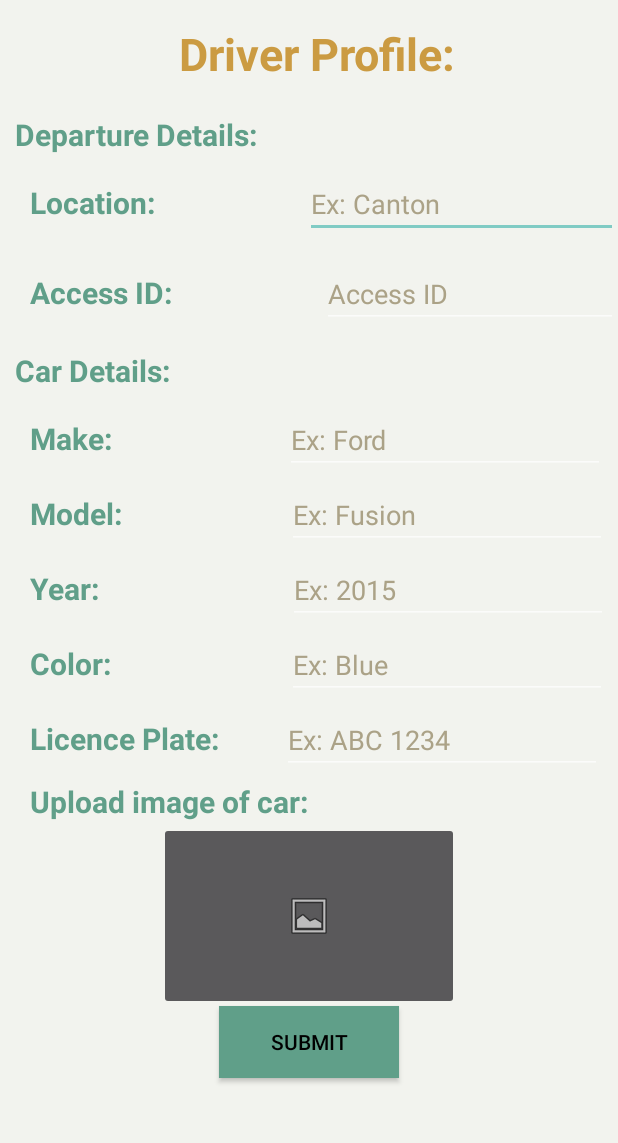
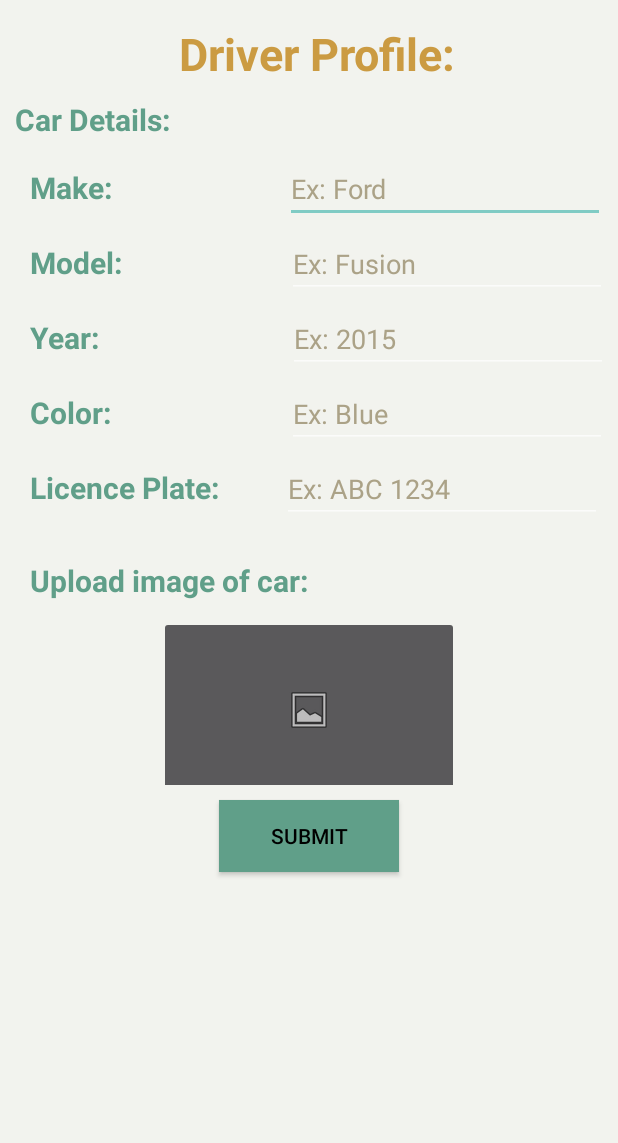
Before and after one commit to WSU-4110/CarpoolingApp, an Android app: the DriverProfile screen opened directly, with no data from a screen before it, on a phone screen of 412 x 824 dp, the part 84-1227 px from its top. Run offline under Robolectric (Android 15) with nearby library versions, the phone set to English and light mode, and no system bars; our stand-ins replace Volley; network calls fail; 2 statements that could not run were skipped.

Commit message:
access id removed from driver profile

```diff
--- a/WarriorsOnWheels/app/src/main/java/com/example/warriorsonwheels/DriverProfile.java
+++ b/WarriorsOnWheels/app/src/main/java/com/example/warriorsonwheels/DriverProfile.java
@@ -168,7 +168,7 @@ public class DriverProfile extends AppCompatActivity implements View.OnClickList
 
     public void sendRequest()
     {
-        String url = "https://carpool-api-r64g2xh4xa-uc.a.run.app/driver";
+        String url = Shared.Data.url + "driver";
 
         Map<String, String> jsonParams = new HashMap<String, String>();
         jsonParams.put("access_id",accessId.getText().toString());
--- a/WarriorsOnWheels/app/src/main/res/layout/driverprofile.xml
+++ b/WarriorsOnWheels/app/src/main/res/layout/driverprofile.xml
@@ -34,86 +34,6 @@
             android:layout_marginTop="15dp"
             android:layout_marginLeft="10dp"
             android:gravity="center"/>
-
-        <TextView
-            android:id="@+id/textView"
-            android:layout_width="match_parent"
-            android:layout_height="wrap_content"
-            android:text="Departure Details:"
-            android:textColor="@color/heading_2"
-            android:textSize="20sp"
-            android:textStyle="bold"
-            android:layout_marginTop="20dp"
-            android:layout_marginLeft="10dp"/>
-
-
-        <LinearLayout
-            android:id="@+id/NameLayout"
-            android:layout_width="match_parent"
-            android:layout_height="50dp"
-            android:orientation="horizontal"
-            android:layout_marginTop="10dp">
-
-
-            <TextView
-                android:id="@+id/askDepLocation"
-                android:layout_width="wrap_content"
-                android:layout_height="wrap_content"
-                android:layout_marginLeft="20dp"
-                android:text="Location:"
-                android:textColor="@color/heading_2"
-                android:textSize="20sp"
-                android:textStyle="bold" />
-
-            <EditText
-                android:id="@+id/Loc"
-                android:layout_width="wrap_content"
-                android:layout_height="wrap_content"
-                android:layout_marginLeft="100dp"
-                android:ems="10"
-                android:hint="Ex: Canton"
-                android:textColorHint="@color/textHint"
-                android:textColor="@color/text"
-                android:inputType="textPersonName"
-                app:layout_constraintStart_toStartOf="parent"
-                app:layout_constraintTop_toTopOf="parent"
-                />
-
-
-        </LinearLayout>
-
-        <LinearLayout
-            android:id="@+id/NameLayout1"
-            android:layout_width="match_parent"
-            android:layout_height="50dp"
-            android:orientation="horizontal"
-            android:layout_marginTop="10dp">
-
-
-            <TextView
-                android:layout_width="wrap_content"
-                android:layout_height="wrap_content"
-                android:layout_marginLeft="20dp"
-                android:text="Access ID:"
-                android:textColor="@color/heading_2"
-                android:textSize="20sp"
-                android:textStyle="bold" />
-
-            <EditText
-                android:id="@+id/accessIDask"
-                android:layout_width="wrap_content"
-                android:layout_height="wrap_content"
-                android:layout_marginLeft="100dp"
-                android:ems="10"
-                android:inputType="textPersonName"
-                android:hint="Access ID"
-                android:textColorHint="@color/textHint"
-                android:textColor="@color/text"
-                app:layout_constraintStart_toStartOf="parent"
-                app:layout_constraintTop_toTopOf="parent" />
-
-
-        </LinearLayout>
 
         <TextView
             android:id="@+id/Car"
@@ -288,6 +208,11 @@
 
 
         </LinearLayout>
+
+        <Space
+            android:layout_width="wrap_content"
+            android:layout_height="20dp" />
+
         <LinearLayout
             android:id="@+id/ImageLayout"
             android:layout_width="match_parent"
@@ -304,6 +229,10 @@
                 android:textSize="20sp"
                 android:textStyle="bold" />
 
+            <Space
+                android:layout_width="wrap_content"
+                android:layout_height="10dp" />
+
             <ImageButton
                 android:id="@+id/carImage"
                 android:layout_width="200dp"
@@ -311,6 +240,10 @@
                 app:srcCompat="@android:drawable/ic_menu_gallery"
                 android:layout_gravity="center"/>
         </LinearLayout>
+
+        <Space
+            android:layout_width="wrap_content"
+            android:layout_height="10dp"/>
 
         <Button
             android:id="@+id/finishDriver"
```
